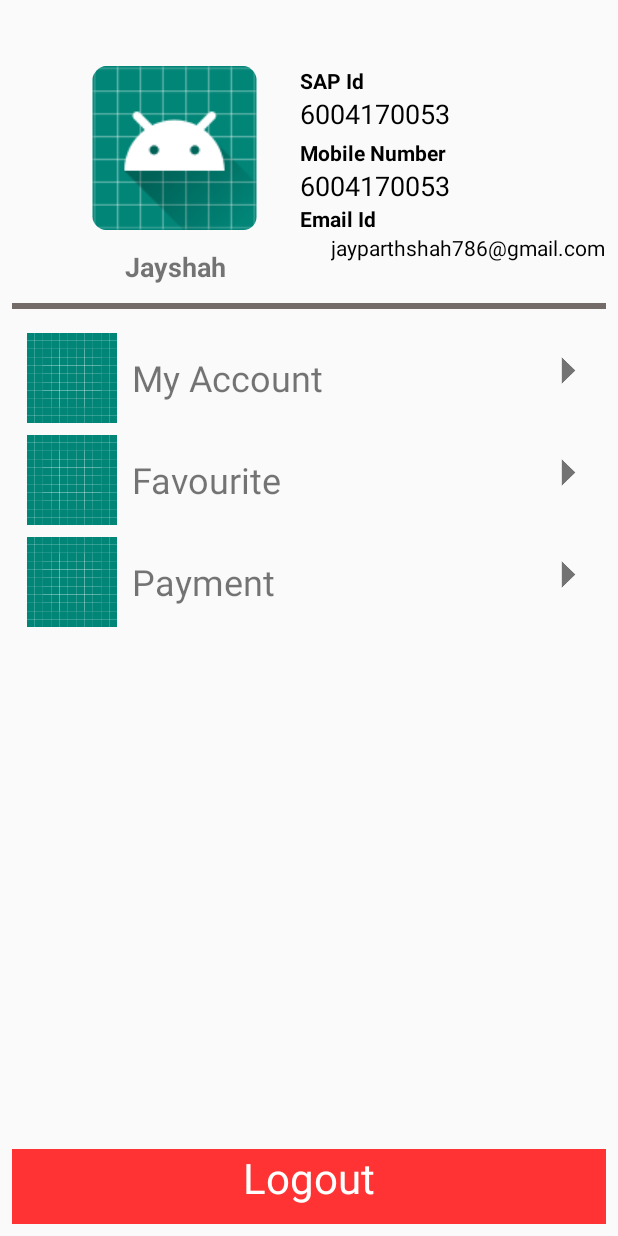
After one commit to djunicode/canteen-android-app, an Android app: the layout profile.xml on its own in the app's theme, with its tools: preview values and no code run, on a phone screen of 412 x 824 dp. The commit adds this screen. Run offline under Robolectric (Android 15) with nearby library versions, the phone set to English and light mode, and no system bars.

Commit message:
Updated menu and profile

```diff
--- /dev/null
+++ b/app/src/main/res/layout/profile.xml
@@ -0,0 +1,280 @@
+<?xml version="1.0" encoding="utf-8"?>
+<android.support.constraint.ConstraintLayout
+    xmlns:android="http://schemas.android.com/apk/res/android"
+    xmlns:app="http://schemas.android.com/apk/res-auto"
+    xmlns:tools="http://schemas.android.com/tools"
+    android:layout_width="match_parent"
+    android:layout_height="match_parent">
+
+
+    <ImageView
+        android:id="@+id/imageView"
+        android:layout_width="119dp"
+        android:layout_height="109dp"
+        android:layout_marginStart="8dp"
+        android:layout_marginTop="44dp"
+        android:layout_marginEnd="8dp"
+        app:layout_constraintEnd_toEndOf="parent"
+        app:layout_constraintHorizontal_bias="0.176"
+        app:layout_constraintStart_toStartOf="parent"
+        app:layout_constraintTop_toTopOf="parent"
+        app:srcCompat="@mipmap/ic_launcher_round" />
+
+    <TextView
+        android:id="@+id/textView3"
+        android:layout_width="104dp"
+        android:layout_height="wrap_content"
+        android:layout_marginStart="8dp"
+        android:layout_marginTop="12dp"
+        android:layout_marginEnd="8dp"
+        android:text="Jayshah"
+        android:gravity="center"
+        android:textSize="18sp"
+        android:textStyle="bold"
+        app:layout_constraintEnd_toEndOf="parent"
+        app:layout_constraintHorizontal_bias="0.194"
+        app:layout_constraintStart_toStartOf="parent"
+        app:layout_constraintTop_toBottomOf="@+id/imageView" />
+
+    <TextView
+        android:id="@+id/textView4"
+        android:layout_width="wrap_content"
+        android:layout_height="wrap_content"
+        android:layout_marginEnd="8dp"
+        android:text="6004170053"
+        android:textColor="#000"
+        android:textSize="18sp"
+        app:layout_constraintEnd_toEndOf="parent"
+        app:layout_constraintHorizontal_bias="0.0"
+        app:layout_constraintStart_toStartOf="@+id/textView5"
+        app:layout_constraintTop_toBottomOf="@+id/textView5" />
+
+    <TextView
+
+        android:id="@+id/textView5"
+        android:layout_width="wrap_content"
+        android:layout_height="wrap_content"
+        android:layout_marginStart="24dp"
+        android:text="SAP Id"
+        android:textColor="#000"
+        android:textStyle="bold"
+        app:layout_constraintStart_toEndOf="@+id/imageView"
+        app:layout_constraintTop_toTopOf="@+id/imageView" />
+
+    <TextView
+        android:id="@+id/textView6"
+        android:layout_width="wrap_content"
+        android:layout_height="wrap_content"
+        android:layout_marginEnd="8dp"
+        android:text="6004170053"
+        android:textColor="#000"
+        android:textSize="18sp"
+        app:layout_constraintEnd_toEndOf="parent"
+        app:layout_constraintHorizontal_bias="0.0"
+        app:layout_constraintStart_toStartOf="@+id/textView7"
+        app:layout_constraintTop_toBottomOf="@+id/textView7" />
+
+    <TextView
+
+        android:id="@+id/textView7"
+        android:layout_width="wrap_content"
+        android:layout_height="wrap_content"
+        android:layout_marginTop="4dp"
+        android:text="Mobile Number"
+        android:textColor="#000"
+        android:textStyle="bold"
+        app:layout_constraintStart_toStartOf="@+id/textView5"
+        app:layout_constraintTop_toBottomOf="@+id/textView4" />
+
+    <TextView
+        android:id="@+id/textView8"
+        android:layout_width="183dp"
+        android:layout_height="wrap_content"
+        android:layout_marginStart="8dp"
+        android:layout_marginEnd="8dp"
+        android:text="jayparthshah786@gmail.com"
+        android:textColor="#000"
+        android:textSize="14sp"
+        app:layout_constraintEnd_toEndOf="parent"
+        app:layout_constraintHorizontal_bias="1.0"
+        app:layout_constraintStart_toStartOf="parent"
+        app:layout_constraintTop_toBottomOf="@+id/textView9" />
+
+    <TextView
+
+        android:id="@+id/textView9"
+        android:layout_width="wrap_content"
+        android:layout_height="wrap_content"
+        android:text="Email Id"
+        android:textColor="#000"
+        android:textStyle="bold"
+        app:layout_constraintStart_toStartOf="@+id/textView5"
+        app:layout_constraintTop_toBottomOf="@+id/textView6" />
+
+    <LinearLayout
+        android:id="@+id/linearLayout3"
+        android:layout_width="match_parent"
+        android:layout_height="4dp"
+        android:layout_marginStart="8dp"
+        android:layout_marginTop="12dp"
+        android:layout_marginEnd="8dp"
+        android:background="#726B68"
+        android:orientation="horizontal"
+        app:layout_constraintEnd_toEndOf="parent"
+        app:layout_constraintStart_toStartOf="parent"
+        app:layout_constraintTop_toBottomOf="@+id/textView3"></LinearLayout>
+
+    <LinearLayout xmlns:android="http://schemas.android.com/apk/res/android"
+        android:id="@+id/listgroup"
+        android:layout_width="match_parent"
+        android:layout_height="60dp"
+        android:layout_marginStart="8dp"
+        android:layout_marginTop="16dp"
+        android:layout_marginEnd="8dp"
+        android:orientation="horizontal"
+        app:layout_constraintEnd_toEndOf="parent"
+        app:layout_constraintStart_toStartOf="parent"
+        app:layout_constraintTop_toBottomOf="@+id/linearLayout3">
+
+        <ImageView
+            android:id="@+id/icon"
+            android:layout_width="80dp"
+
+
+            android:layout_height="match_parent"
+            android:src="@drawable/ic_launcher_background" />
+
+        <TextView
+            android:id="@+id/listtitle"
+            android:layout_width="0dp"
+            android:layout_height="match_parent"
+            android:layout_gravity="center"
+            android:layout_weight="1"
+            android:gravity="center_vertical"
+            android:text="My Account"
+            android:textSize="24sp" />
+
+
+        <ImageView
+            android:layout_width="30dp"
+android:rotation="270"
+            android:layout_height="match_parent"
+            android:layout_gravity="bottom"
+            android:layout_marginBottom="10dp"
+            android:padding="6dp"
+            android:layout_marginRight="10dp"
+            android:src="@drawable/down" />
+    </LinearLayout>
+
+    <LinearLayout xmlns:android="http://schemas.android.com/apk/res/android"
+        android:id="@+id/listgroup2"
+        android:layout_width="match_parent"
+        android:layout_height="60dp"
+        android:layout_marginStart="8dp"
+        android:layout_marginTop="8dp"
+        android:layout_marginEnd="8dp"
+        android:orientation="horizontal"
+        app:layout_constraintEnd_toEndOf="parent"
+        app:layout_constraintHorizontal_bias="0.0"
+        app:layout_constraintStart_toStartOf="parent"
+        app:layout_constraintTop_toBottomOf="@+id/listgroup">
+
+        <ImageView
+            android:id="@+id/icon2"
+            android:layout_width="80dp"
+
+
+            android:layout_height="match_parent"
+            android:src="@drawable/ic_launcher_background" />
+
+        <TextView
+            android:id="@+id/listtitle2"
+            android:layout_width="0dp"
+            android:layout_height="match_parent"
+            android:layout_gravity="center"
+            android:layout_weight="1"
+            android:gravity="center_vertical"
+            android:text="Favourite"
+            android:textSize="24sp" />
+
+
+        <ImageView
+            android:id="@+id/indicator"
+            android:layout_width="30dp"
+            android:rotation="270"
+            android:layout_height="match_parent"
+            android:layout_gravity="bottom"
+            android:layout_marginRight="10dp"
+            android:layout_marginBottom="10dp"
+            android:padding="6dp"
+            android:src="@drawable/down" />
+    </LinearLayout>
+
+    <LinearLayout xmlns:android="http://schemas.android.com/apk/res/android"
+        android:id="@+id/listgroup3"
+        android:layout_width="match_parent"
+        android:layout_height="60dp"
+        android:layout_marginStart="8dp"
+        android:layout_marginTop="8dp"
+        android:layout_marginEnd="8dp"
+        android:orientation="horizontal"
+        app:layout_constraintEnd_toEndOf="parent"
+        app:layout_constraintStart_toStartOf="parent"
+        app:layout_constraintTop_toBottomOf="@+id/listgroup2">
+
+        <ImageView
+            android:id="@+id/icon3"
+            android:layout_width="80dp"
+
+
+            android:layout_height="match_parent"
+            android:src="@drawable/ic_launcher_background" />
+
+        <TextView
+            android:id="@+id/listtitle3"
+            android:layout_width="0dp"
+            android:layout_height="match_parent"
+            android:layout_gravity="center"
+            android:layout_weight="1"
+            android:gravity="center_vertical"
+            android:text="Payment"
+            android:textSize="24sp" />
+
+
+        <ImageView
+            android:id="@+id/indicator3"
+            android:layout_width="30dp"
+            android:rotation="270"
+            android:layout_height="match_parent"
+            android:layout_gravity="bottom"
+            android:layout_marginRight="10dp"
+            android:layout_marginBottom="10dp"
+            android:padding="6dp"
+            android:src="@drawable/down" />
+    </LinearLayout>
+
+    <LinearLayout xmlns:android="http://schemas.android.com/apk/res/android"
+        android:id="@+id/linearLayout4"
+        android:layout_width="match_parent"
+        android:layout_height="50dp"
+        android:layout_marginStart="8dp"
+
+        android:layout_marginEnd="8dp"
+        android:layout_marginBottom="8dp"
+        android:background="#ff33"
+        android:orientation="vertical"
+        app:layout_constraintBottom_toBottomOf="parent"
+        app:layout_constraintEnd_toEndOf="parent"
+        app:layout_constraintStart_toStartOf="parent">
+
+        <TextView
+            android:layout_width="match_parent"
+            android:layout_height="match_parent"
+            android:text="Logout"
+            android:textAlignment="center"
+            android:textColor="#fff"
+
+            android:textSize="28sp" />
+
+    </LinearLayout>
+</android.support.constraint.ConstraintLayout>
```
Also changed, not shown: app/src/main/res/layout/menu_list_item.xml (+53 -62 lines), app/src/main/res/layout/newmenu.xml (added, +293 -0 lines), app/src/main/res/drawable/down.png (added), 1 other file.
